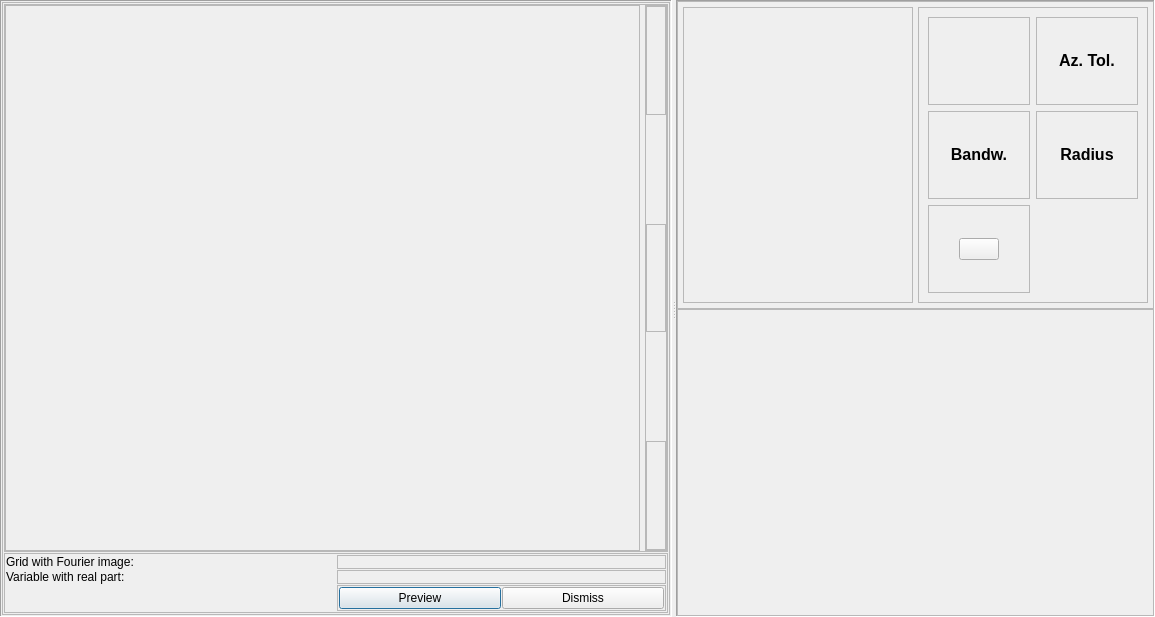
The window that imagejockey/imagejockeydialog.ui (PauloCarvalhoRJ/gammaray) describes before a commit, drawn with Qt 5.
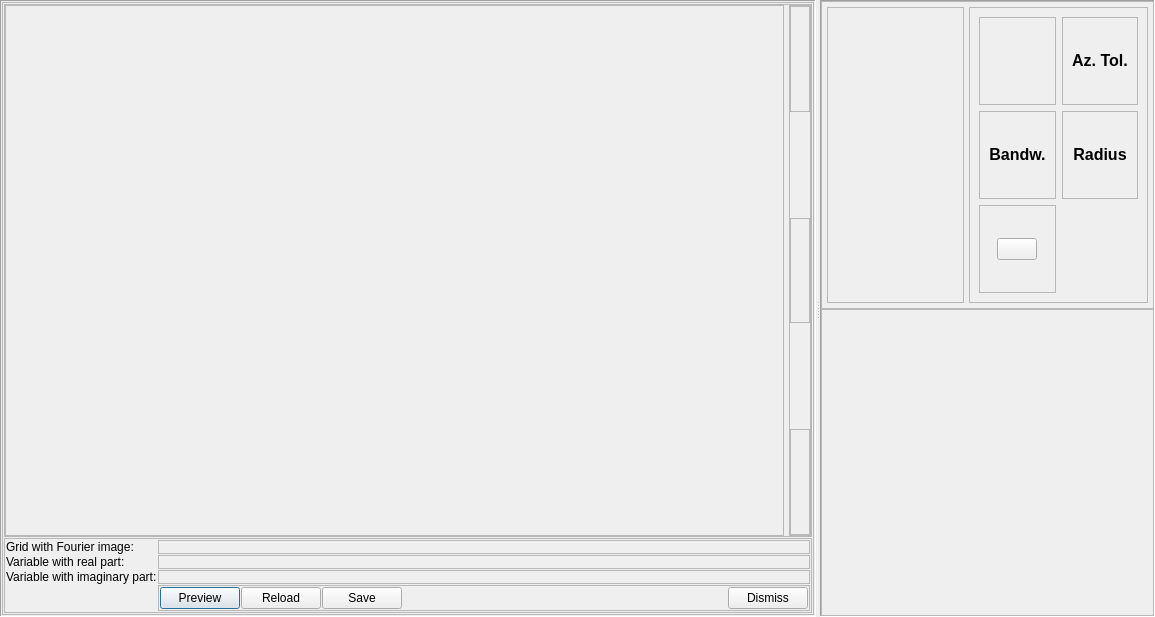
The same window after the commit. Icons and pictures are not drawn.

```diff
--- a/imagejockey/imagejockeydialog.ui
+++ b/imagejockey/imagejockeydialog.ui
@@ -343,20 +343,6 @@
              <property name="spacing">
               <number>1</number>
              </property>
-             <item row="0" column="1">
-              <widget class="QLabel" name="label">
-               <property name="text">
-                <string>Grid with Fourier image:</string>
-               </property>
-              </widget>
-             </item>
-             <item row="1" column="1">
-              <widget class="QLabel" name="label_2">
-               <property name="text">
-                <string>Variable with real part:</string>
-               </property>
-              </widget>
-             </item>
              <item row="0" column="2">
               <widget class="QFrame" name="frmCmbGridPlaceholder">
                <property name="frameShape">
@@ -411,7 +397,7 @@
                </layout>
               </widget>
              </item>
-             <item row="2" column="2">
+             <item row="3" column="2">
               <widget class="QFrame" name="frame">
                <property name="frameShape">
                 <enum>QFrame::StyledPanel</enum>
@@ -442,6 +428,33 @@
                   </property>
                  </widget>
                 </item>
+                <item>
+                 <widget class="QPushButton" name="btnRestoreOriginal">
+                  <property name="text">
+                   <string>Reload</string>
+                  </property>
+                 </widget>
+                </item>
+                <item>
+                 <widget class="QPushButton" name="btnSave">
+                  <property name="text">
+                   <string>Save</string>
+                  </property>
+                 </widget>
+                </item>
+                <item>
+                 <spacer name="horizontalSpacer">
+                  <property name="orientation">
+                   <enum>Qt::Horizontal</enum>
+                  </property>
+                  <property name="sizeHint" stdset="0">
+                   <size>
+                    <width>40</width>
+                    <height>20</height>
+                   </size>
+                  </property>
+                 </spacer>
+                </item>
                 <item>
                  <widget class="QPushButton" name="btnDismiss">
                   <property name="text">
@@ -452,6 +465,54 @@
                </layout>
               </widget>
              </item>
+             <item row="0" column="1">
+              <widget class="QLabel" name="label">
+               <property name="text">
+                <string>Grid with Fourier image:</string>
+               </property>
+              </widget>
+             </item>
+             <item row="1" column="1">
+              <widget class="QLabel" name="label_2">
+               <property name="text">
+                <string>Variable with real part:</string>
+               </property>
+              </widget>
+             </item>
+             <item row="2" column="2">
+              <widget class="QFrame" name="frmCmbImagPartPlaceholder">
+               <property name="frameShape">
+                <enum>QFrame::StyledPanel</enum>
+               </property>
+               <property name="frameShadow">
+                <enum>QFrame::Raised</enum>
+               </property>
+               <layout class="QVBoxLayout" name="verticalLayout_14">
+                <property name="spacing">
+                 <number>0</number>
+                </property>
+                <property name="leftMargin">
+                 <number>0</number>
+                </property>
+                <property name="topMargin">
+                 <number>0</number>
+                </property>
+                <property name="rightMargin">
+                 <number>0</number>
+                </property>
+                <property name="bottomMargin">
+                 <number>0</number>
+                </property>
+               </layout>
+              </widget>
+             </item>
+             <item row="2" column="1">
+              <widget class="QLabel" name="lbl33">
+               <property name="text">
+                <string>Variable with imaginary part:</string>
+               </property>
+              </widget>
+             </item>
             </layout>
            </widget>
           </item>
```
Left out of the diff: 57 changed lines with no effect on the pictures.
